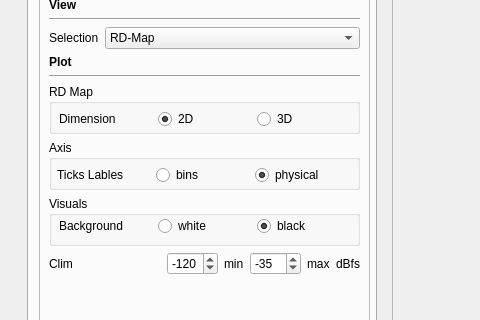
This is app/ui/main_window.ui in Bennys-Quarter/FMCW_Simulator as Qt 5 draws it before an edit; both pictures show x 0 to 480 and y 83 to 403 of the 1269 by 720 pixel window. The edited form follows.
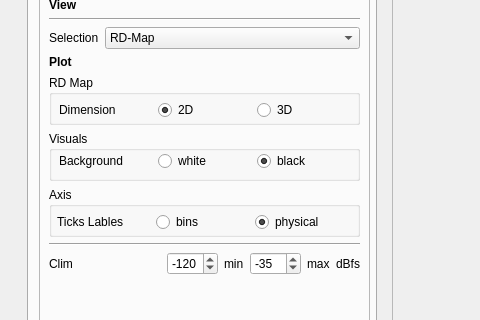
This is the edited form. Custom widgets are drawn as their Qt base class.

```diff
--- a/app/ui/main_window.ui
+++ b/app/ui/main_window.ui
@@ -845,12 +845,7 @@
                </widget>
               </item>
               <item>
-               <widget class="Line" name="line_7">
-                <property name="orientation">
-                 <enum>Qt::Orientation::Horizontal</enum>
-                </property>
-               </widget>
-              </item>
+               <layout class="QVBoxLayout" name="verticalLayout_2">
               <item>
                <widget class="QGroupBox" name="groupBox_3">
                 <property name="minimumSize">
@@ -900,58 +895,6 @@
                 </widget>
                </widget>
               </item>
-              <item>
-               <widget class="QGroupBox" name="groupBox_4">
-                <property name="minimumSize">
-                 <size>
-                  <width>0</width>
-                  <height>50</height>
-                 </size>
-                </property>
-                <property name="title">
-                 <string>Axis</string>
-                </property>
-                <widget class="QWidget" name="gridLayoutWidget_3">
-                 <property name="geometry">
-                  <rect>
-                   <x>8</x>
-                   <y>20</y>
-                   <width>291</width>
-                   <height>31</height>
-                  </rect>
-                 </property>
-                 <layout class="QGridLayout" name="gridLayout_3">
-                  <item row="0" column="2">
-                   <widget class="QRadioButton" name="radioButton_physical">
-                    <property name="text">
-                     <string>physical</string>
-                    </property>
-                    <property name="checked">
-                     <bool>true</bool>
-                    </property>
-                   </widget>
-                  </item>
-                  <item row="0" column="1">
-                   <widget class="QRadioButton" name="radioButton_bins">
-                    <property name="text">
-                     <string>bins</string>
-                    </property>
-                    <property name="checked">
-                     <bool>false</bool>
-                    </property>
-                   </widget>
-                  </item>
-                  <item row="0" column="0">
-                   <widget class="QLabel" name="label_29">
-                    <property name="text">
-                     <string>Ticks Lables</string>
-                    </property>
-                   </widget>
-                  </item>
-                 </layout>
-                </widget>
-               </widget>
-              </item>
               <item>
                <widget class="QGroupBox" name="groupBox_5">
                 <property name="minimumSize">
@@ -1009,6 +952,67 @@
                   </item>
                  </layout>
                 </widget>
+                 </widget>
+                </item>
+                <item>
+                 <widget class="QGroupBox" name="groupBox_4">
+                  <property name="minimumSize">
+                   <size>
+                    <width>0</width>
+                    <height>50</height>
+                   </size>
+                  </property>
+                  <property name="title">
+                   <string>Axis</string>
+                  </property>
+                  <widget class="QWidget" name="gridLayoutWidget_3">
+                   <property name="geometry">
+                    <rect>
+                     <x>8</x>
+                     <y>20</y>
+                     <width>291</width>
+                     <height>31</height>
+                    </rect>
+                   </property>
+                   <layout class="QGridLayout" name="gridLayout_3">
+                    <item row="0" column="2">
+                     <widget class="QRadioButton" name="radioButton_physical">
+                      <property name="text">
+                       <string>physical</string>
+                      </property>
+                      <property name="checked">
+                       <bool>true</bool>
+                      </property>
+                     </widget>
+                    </item>
+                    <item row="0" column="1">
+                     <widget class="QRadioButton" name="radioButton_bins">
+                      <property name="text">
+                       <string>bins</string>
+                      </property>
+                      <property name="checked">
+                       <bool>false</bool>
+                      </property>
+                     </widget>
+                    </item>
+                    <item row="0" column="0">
+                     <widget class="QLabel" name="label_29">
+                      <property name="text">
+                       <string>Ticks Lables</string>
+                      </property>
+                     </widget>
+                    </item>
+                   </layout>
+                  </widget>
+                 </widget>
+                </item>
+               </layout>
+              </item>
+              <item>
+               <widget class="Line" name="line_7">
+                <property name="orientation">
+                 <enum>Qt::Orientation::Horizontal</enum>
+                </property>
                </widget>
               </item>
               <item>
```
Left out of the diff: 8 changed lines with no effect on the pictures. Lines whose indentation alone changed are shown as unchanged.
